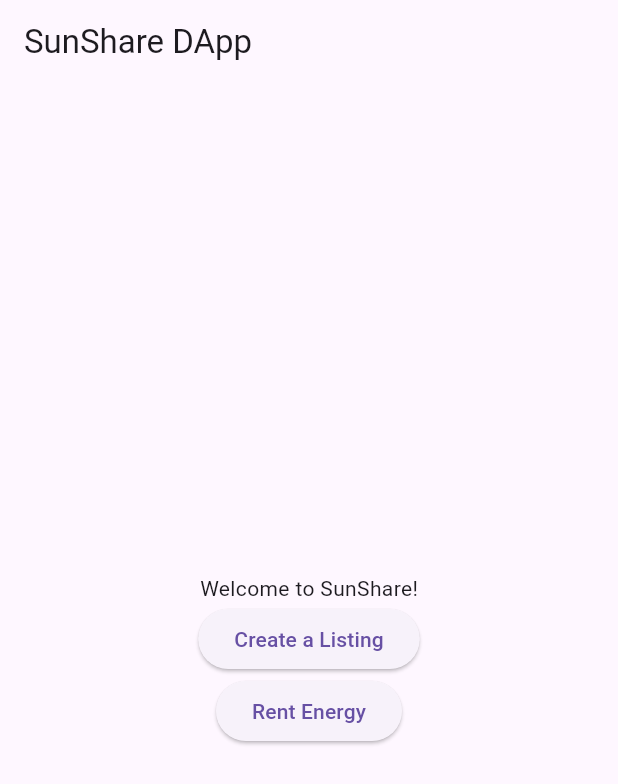
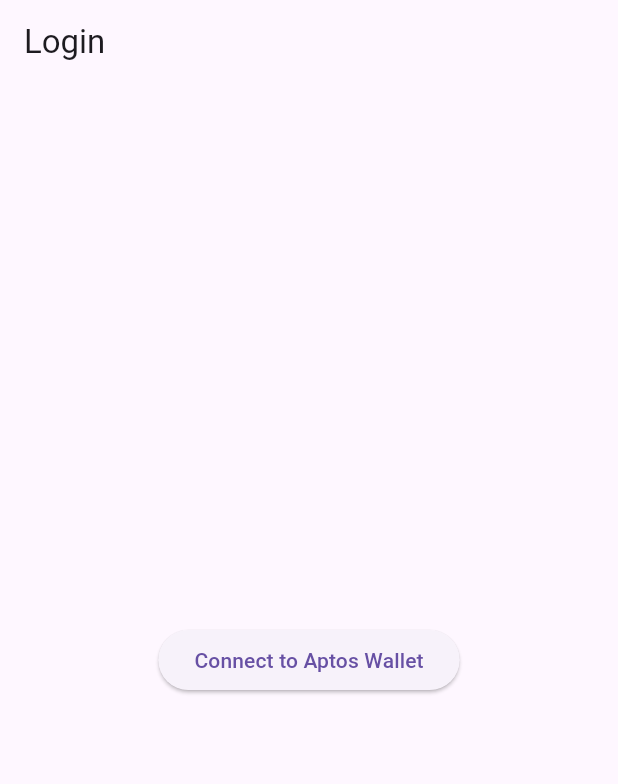
Before and after one commit to SandyUndefined/SunShare, a Flutter app: the screen it shows after launch, on a phone screen of 412 x 824 dp. Shown: the top 784 px of the screen. Run offline on Flutter 3.47's test engine with Material 3 defaults, Android fonts, the phone set to English and light mode, and no system bars; missing offline and left inert: animated_introduction.

Commit message:
Added flutter UI and updated contract

```diff
--- a/frontend/lib/main.dart
+++ b/frontend/lib/main.dart
@@ -1,15 +1,14 @@
 import 'package:flutter/material.dart';
 import 'package:frontend/screens/home.dart';
+import 'package:frontend/screens/login.dart';
 import 'package:provider/provider.dart';
-import './services/web3_service.dart';
+import 'services/web3_service.dart';
 
 void main() {
-  runApp(const MyApp());
+  runApp(MyApp());
 }
 
 class MyApp extends StatelessWidget {
-  const MyApp({super.key});
-
   @override
   Widget build(BuildContext context) {
     return MultiProvider(
@@ -18,14 +17,11 @@ class MyApp extends StatelessWidget {
       ],
       child: MaterialApp(
         title: 'SunShare DApp',
-        theme: ThemeData(
-          primarySwatch: Colors.blue,
-        ),
+        theme: ThemeData(primarySwatch: Colors.blue),
         initialRoute: '/',
         routes: {
-          '/': (context) => Home(),
-          // '/create-listing': (context) => CreateListingScreen(),
-          // '/rent-energy': (context) => RentEnergyScreen(),
+          '/': (context) => const LoginScreen(),
+          '/home': (context) => const HomeScreen(userAddress: '',),
         },
       ),
     );
--- a/frontend/lib/screens/home.dart
+++ b/frontend/lib/screens/home.dart
@@ -1,35 +1,31 @@
 import 'package:flutter/material.dart';
-import 'package:provider/provider.dart';
-import '../services/web3_service.dart';
 
-class Home extends StatelessWidget {
+class HomeScreen extends StatelessWidget {
+  final String userAddress; // User's wallet address after login
+
+  const HomeScreen({super.key, required this.userAddress});
+
   @override
   Widget build(BuildContext context) {
-    final web3Service = Provider.of<Web3Service>(context);
-
     return Scaffold(
-      appBar: AppBar(
-        title: Text('SunShare DApp'),
-      ),
-      body: Center(
-        child: Column(
+      appBar: AppBar(title: const Text('SunShare')),
+      body: Column(
         mainAxisAlignment: MainAxisAlignment.center,
         children: [
-            Text('Welcome to SunShare!'),
+          Text('Logged in as: $userAddress'),
           ElevatedButton(
             onPressed: () {
+              if (userAddress.isNotEmpty) {
                 Navigator.pushNamed(context, '/create-listing');
+              } else {
+                ScaffoldMessenger.of(context).showSnackBar(
+                  const SnackBar(content: Text('Please log in to create a listing')),
+                );
+              }
             },
-              child: Text('Create a Listing'),
-            ),
-            ElevatedButton(
-              onPressed: () {
-                Navigator.pushNamed(context, '/rent-energy');
-              },
-              child: Text('Rent Energy'),
+            child: const Text('Create a Listing'),
           ),
         ],
-        ),
       ),
     );
   }
--- /dev/null
+++ b/frontend/lib/screens/login.dart
@@ -0,0 +1,22 @@
+import 'package:flutter/material.dart';
+
+class LoginScreen extends StatelessWidget {
+  const LoginScreen({super.key});
+
+  @override
+  Widget build(BuildContext context) {
+    return Scaffold(
+      appBar: AppBar(title: const Text('Login')),
+      body: Center(
+        child: ElevatedButton(
+          onPressed: () async {
+            // Logic to connect to Aptos Wallet or call webview for login
+            // Once logged in, navigate to home
+            Navigator.pushNamed(context, '/home');
+          },
+          child: const Text('Connect to Aptos Wallet'),
+        ),
+      ),
+    );
+  }
+}
--- a/frontend/lib/services/web3_service.dart
+++ b/frontend/lib/services/web3_service.dart
@@ -16,6 +16,12 @@ class Web3Service {
       throw Exception('Failed to call function');
     }
   }
+    // List panel function
+  Future<void> listPanel(
+      String userAddress, int capacity, int rentalRate) async {
+    // Prepare the payload for the smart contract function call
+    // Use Aptos CLI or SDK to make the request
+  }
 
   Future<void> createListing(
       int ratePerHour, int deposit, int availableHours) async {
--- a/frontend/pubspec.yaml
+++ b/frontend/pubspec.yaml
@@ -34,6 +34,8 @@ dependencies:
   provider: ^6.1.2
   web3dart: ^2.7.3
   json_annotation: ^4.9.0
+  flashy_tab_bar2: ^0.0.10
+  animated_introduction: ^1.0.4
 
 
   # The following adds the Cupertino Icons font to your application.
```
Also changed, not shown: frontend/lib/screens/intro_screen.dart (added, +40 -0 lines), frontend/lib/theme.dart (added, +29 -0 lines), 2 other files. Lines whose indentation alone changed are shown as unchanged.
